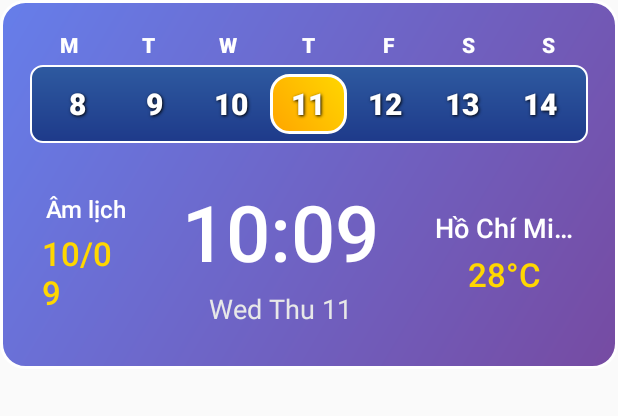
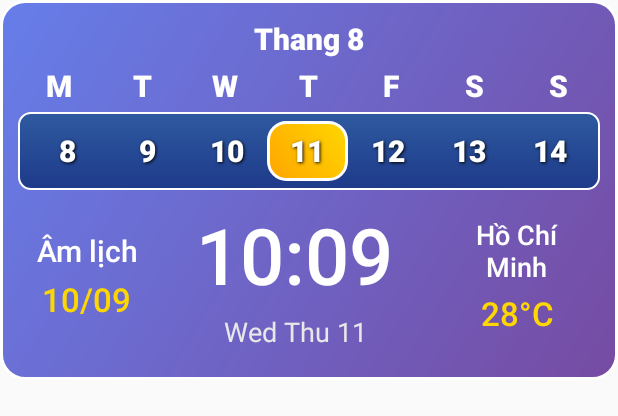
Before and after one commit to tungbuivn/calendar, an Android app: the layout calendar_widget.xml on its own in the app's theme, with its tools: preview values and no code run, on a phone screen of 412 x 824 dp. Shown: the top 416 px of the screen. Run offline under Robolectric (Android 15) with nearby library versions, the phone set to English and light mode, and no system bars.

Commit message:
add next schedule version

```diff
--- a/app/src/main/java/com/calendar/tbt/CalendarWidget.java
+++ b/app/src/main/java/com/calendar/tbt/CalendarWidget.java
@@ -242,11 +242,15 @@ public class CalendarWidget extends AppWidgetProvider {
         SimpleDateFormat dayFormat = new SimpleDateFormat("EEE", locale);
         SimpleDateFormat dayNumberFormat = new SimpleDateFormat("d", locale);
         SimpleDateFormat monthNumberFormat = new SimpleDateFormat("M", locale);
+        SimpleDateFormat yearFormat = new SimpleDateFormat("yyyy", locale);
 
         String currentTime = timeFormat.format(now);
         String dayName = dayFormat.format(now);
         String dayNumber = dayNumberFormat.format(now);
         String monthNumber = monthNumberFormat.format(now);
+        String year = yearFormat.format(now);
+
+        String monthText="Tháng";
 
         // Add detailed time logging (reduced frequency)
         if (System.currentTimeMillis() % 30000 < 5000) { // Only log every 30 seconds
@@ -285,7 +289,7 @@ public class CalendarWidget extends AppWidgetProvider {
                     break;
             }
         }
-        dayDateString = dayName + " " + dayNumber + "/" + monthNumber;
+        dayDateString = dayName;
 
         // Calculate current week dates
         Calendar weekCalendar = Calendar.getInstance();
@@ -328,6 +332,8 @@ public class CalendarWidget extends AppWidgetProvider {
         views.setTextViewText(R.id.widget_moon_calendar, lunarDate);
         views.setTextViewText(R.id.widget_weather, weatherInfo);
         views.setTextViewText(R.id.location_name, locationName);
+
+
         android.util.Log.d("CalendarWidget", "=== Weather and location text set to widget view successfully ===");
 
         // Set font sizes from preferences
@@ -337,6 +343,7 @@ public class CalendarWidget extends AppWidgetProvider {
                 preferences.getDayFontSize());
         views.setTextViewTextSize(R.id.widget_weather, android.util.TypedValue.COMPLEX_UNIT_SP,
                 preferences.getWeatherFontSize());
+
 
         // Set day labels based on language
         if ("vi".equals(language)) {
@@ -349,6 +356,7 @@ public class CalendarWidget extends AppWidgetProvider {
             views.setTextViewText(R.id.label_day_sat, "T7");
             views.setTextViewText(R.id.label_day_sun, "CN");
         } else {
+            monthText="Month";
             // English day labels
             views.setTextViewText(R.id.label_day_mon, "M");
             views.setTextViewText(R.id.label_day_tue, "T");
@@ -358,6 +366,7 @@ public class CalendarWidget extends AppWidgetProvider {
             views.setTextViewText(R.id.label_day_sat, "S");
             views.setTextViewText(R.id.label_day_sun, "S");
         }
+        views.setTextViewText(R.id.label_month, monthText+" "+monthNumber+" / "+year);
 
         // Set week dates with custom font size
         views.setTextViewText(R.id.day_mon, String.valueOf(weekDates[0]));
--- a/app/src/main/java/com/calendar/tbt/WidgetSettingsActivity.java
+++ b/app/src/main/java/com/calendar/tbt/WidgetSettingsActivity.java
@@ -196,7 +196,7 @@ public class WidgetSettingsActivity extends Activity {
             public void onClick(View v) {
                 // Reset to defaults
                 preferences.setWeekFontSize(24);
-                preferences.setTimeFontSize(56);
+                preferences.setTimeFontSize(48);
                 preferences.setDayFontSize(24);
                 preferences.setLanguage("vi");
 
--- a/app/src/main/res/layout/calendar_widget.xml
+++ b/app/src/main/res/layout/calendar_widget.xml
@@ -14,8 +14,27 @@
         android:layout_weight="0"
         android:minHeight="70dp"
         android:orientation="vertical"
-        android:padding="8dp">
+        android:padding="0dp">
+        <LinearLayout
+            android:id="@+id/widget_month_section"
+            android:layout_width="match_parent"
+            android:layout_height="wrap_content"
+            android:layout_marginBottom="4dp"
+            android:orientation="horizontal">
 
+            <TextView
+                android:id="@+id/label_month"
+                android:layout_width="0dp"
+                android:layout_height="wrap_content"
+                android:layout_weight="1"
+                android:fontFamily="sans-serif-medium"
+                android:gravity="center"
+                android:text="Thang 8"
+                android:textColor="#FFFFFF"
+                android:textSize="20sp"
+                android:textStyle="bold" />
+
+        </LinearLayout>
         <!-- Days of Week Header -->
         <LinearLayout
             android:id="@+id/widget_top_section"
@@ -33,7 +52,7 @@
                 android:gravity="center"
                 android:text="M"
                 android:textColor="#FFFFFF"
-                android:textSize="14sp"
+                android:textSize="20sp"
                 android:textStyle="bold" />
 
             <TextView
@@ -45,7 +64,7 @@
                 android:gravity="center"
                 android:text="T"
                 android:textColor="#FFFFFF"
-                android:textSize="14sp"
+                android:textSize="20sp"
                 android:textStyle="bold" />
 
             <TextView
@@ -57,7 +76,7 @@
                 android:gravity="center"
                 android:text="W"
                 android:textColor="#FFFFFF"
-                android:textSize="14sp"
+                android:textSize="20sp"
                 android:textStyle="bold" />
 
             <TextView
@@ -69,7 +88,7 @@
                 android:gravity="center"
                 android:text="T"
                 android:textColor="#FFFFFF"
-                android:textSize="14sp"
+                android:textSize="20sp"
                 android:textStyle="bold" />
 
             <TextView
@@ -81,7 +100,7 @@
                 android:gravity="center"
                 android:text="F"
                 android:textColor="#FFFFFF"
-                android:textSize="14sp"
+                android:textSize="20sp"
                 android:textStyle="bold" />
 
             <TextView
@@ -93,7 +112,7 @@
                 android:gravity="center"
                 android:text="S"
                 android:textColor="#FFFFFF"
-                android:textSize="14sp"
+                android:textSize="20sp"
                 android:textStyle="bold" />
 
             <TextView
@@ -105,7 +124,7 @@
                 android:gravity="center"
                 android:text="S"
                 android:textColor="#FFFFFF"
-                android:textSize="14sp"
+                android:textSize="20sp"
                 android:textStyle="bold" />
 
         </LinearLayout>
@@ -256,17 +275,17 @@
     <LinearLayout
         android:layout_width="match_parent"
         android:layout_height="0dp"
-        android:layout_weight="0.82"
+        android:layout_weight="1"
         android:gravity="center"
         android:orientation="horizontal"
-        android:padding="8dp">
+        android:padding="0dp">
 
         <!-- Moon Calendar Section -->
         <LinearLayout
             android:id="@+id/widget_moon_calendar_container"
             android:layout_width="0dp"
             android:layout_height="match_parent"
-            android:layout_weight="0.4"
+            android:layout_weight="0.5"
             android:gravity="center"
             android:orientation="vertical"
             android:padding="8dp">
@@ -281,7 +300,7 @@
                 android:singleLine="true"
                 android:text="Âm lịch"
                 android:textColor="#FFFFFF"
-                android:textSize="16sp"
+                android:textSize="20sp"
                 android:textStyle="bold" />
 
             <TextView
@@ -325,6 +344,7 @@
                 android:layout_marginTop="4dp"
                 android:fontFamily="sans-serif"
                 android:gravity="center"
+                android:singleLine="true"
                 android:text="Wed Thu 11"
                 android:textColor="#E8E8E8"
                 android:textSize="18sp" />
@@ -346,7 +366,7 @@
                 android:layout_height="wrap_content"
                 android:fontFamily="sans-serif-light"
                 android:gravity="center"
-                android:singleLine="true"
+                android:singleLine="false"
                 android:text="Hồ Chí Minh"
                 android:textColor="#FFFFFF"
                 android:textSize="18sp"
```
